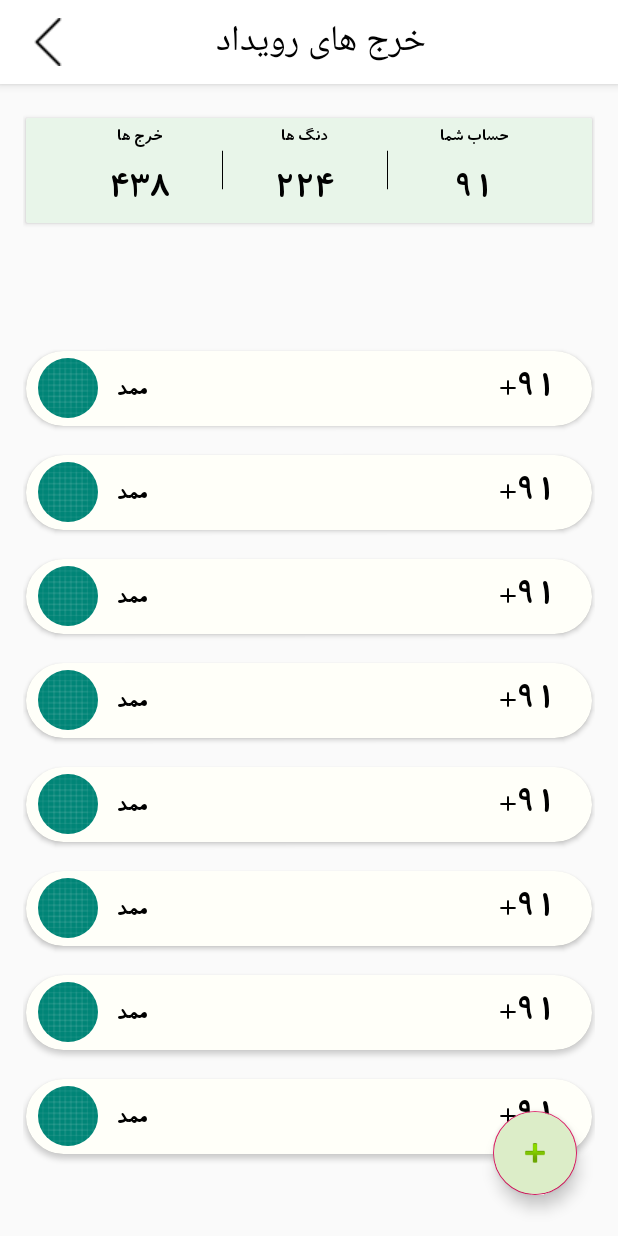
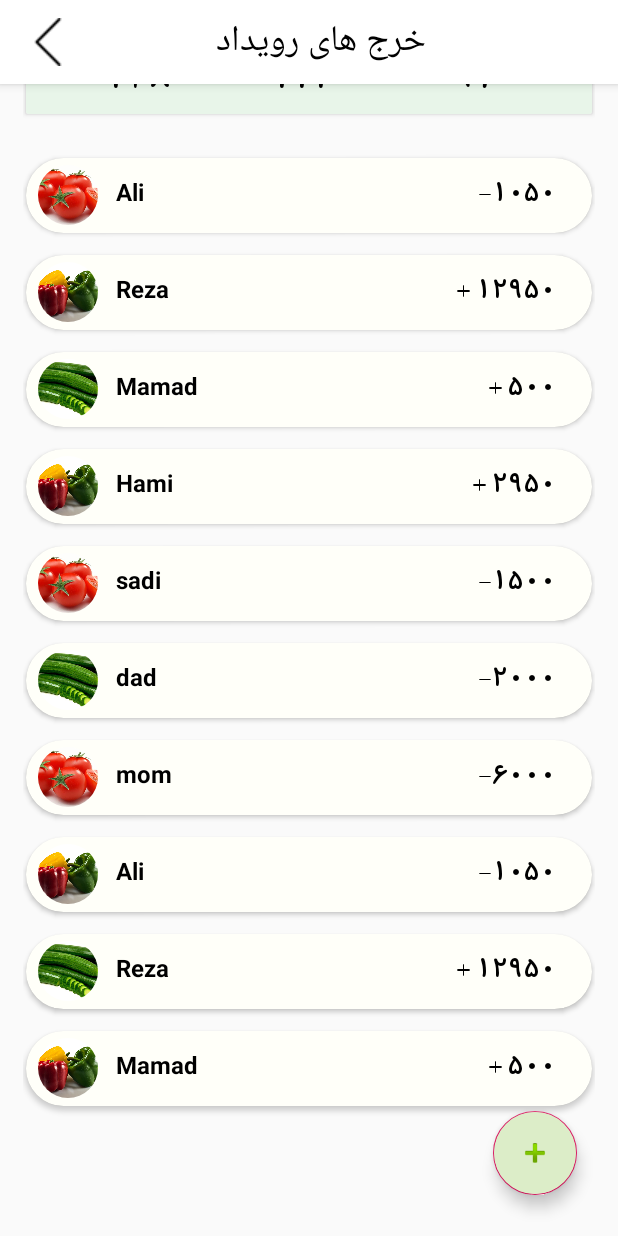
Before and after one commit to Blue-Dragon/PedarKharj, an Android app: the screen it shows after launch (MainActivity), on a phone screen of 412 x 824 dp. Run offline under Robolectric (Android 15) with nearby library versions, the light colour scheme and no system bars; our stand-ins replace CircleImageView.

Commit message:
add participant lists as recyclerView + adapter

```diff
--- a/app/src/main/java/com/example/pedarkharj_edit2/MainActivity.java
+++ b/app/src/main/java/com/example/pedarkharj_edit2/MainActivity.java
@@ -1,13 +1,29 @@
 package com.example.pedarkharj_edit2;
 
+import android.content.Context;
+import android.content.res.Resources;
+import android.graphics.Bitmap;
+import android.graphics.BitmapFactory;
+import android.graphics.drawable.Drawable;
 import android.support.design.widget.FloatingActionButton;
 import android.support.design.widget.Snackbar;
 import android.support.v7.app.AppCompatActivity;
 import android.os.Bundle;
+import android.support.v7.widget.LinearLayoutManager;
+import android.support.v7.widget.RecyclerView;
 import android.support.v7.widget.Toolbar;
 import android.view.View;
 
+import com.example.pedarkharj_edit2.classes.Participant;
+import com.example.pedarkharj_edit2.classes.ParticipantAdaptor;
+
+import java.util.ArrayList;
+
 public class MainActivity extends AppCompatActivity {
+    RecyclerView recyclerView;
+    ArrayList<Participant> participants;
+    ParticipantAdaptor adaptor;
+    Context mContext = this;
 
     @Override
     protected void onCreate(Bundle savedInstanceState) {
@@ -26,5 +42,34 @@ public class MainActivity extends AppCompatActivity {
             }
         });
 
+
+        //recyclerView
+        recyclerView = findViewById(R.id.rv_partice_expenses);
+        //
+        participants = new ArrayList<Participant>();
+        participants.add(new Participant(drawableToBitmap(R.drawable.q), "Ali", 1000, 2050));
+        participants.add(new Participant(drawableToBitmap(R.drawable.w), "Reza", 15000, 2050));
+        participants.add(new Participant(drawableToBitmap(R.drawable.r), "Mamad", 1000, 500));
+        participants.add(new Participant(drawableToBitmap(R.drawable.w), "Hami", 5000, 2050));
+        participants.add(new Participant(drawableToBitmap(R.drawable.q), "sadi", 1000, 2500));
+        participants.add(new Participant(drawableToBitmap(R.drawable.r), "dad", 0, 2000));
+        participants.add(new Participant(drawableToBitmap(R.drawable.q), "mom", 0, 6000));
+        participants.add(new Participant(drawableToBitmap(R.drawable.w), "Ali", 1000, 2050));
+        participants.add(new Participant(drawableToBitmap(R.drawable.r), "Reza", 15000, 2050));
+        participants.add(new Participant(drawableToBitmap(R.drawable.w), "Mamad", 1000, 500));
+        //
+        LinearLayoutManager linearLayoutManager = new LinearLayoutManager(mContext);
+        linearLayoutManager.setOrientation(LinearLayoutManager.VERTICAL);
+        recyclerView.setLayoutManager(linearLayoutManager);
+        //
+        adaptor = new ParticipantAdaptor(mContext, participants);
+        recyclerView.setAdapter(adaptor);
+
     }
+
+    Bitmap drawableToBitmap(int drawable){
+        Bitmap bitmap = BitmapFactory.decodeResource(getResources(), drawable);
+        return bitmap;
+    }
+
 }
--- a/app/src/main/java/com/example/pedarkharj_edit2/classes/Participant.java
+++ b/app/src/main/java/com/example/pedarkharj_edit2/classes/Participant.java
@@ -3,14 +3,14 @@ package com.example.pedarkharj_edit2.classes;
 import android.graphics.Bitmap;
 
 public class Participant {
-    private Bitmap profPic;
-    private String name;
-    private int expense, dong, result= expense-dong;
+    private Bitmap bitmap;
+    private String name, result;
+    private int expense, dong;
 
 
     //with pic
-    public Participant(Bitmap profPic, String name, int expense, int dong) {
-        this.profPic = profPic;
+    public Participant(Bitmap bitmap, String name, int expense, int dong) {
+        this.bitmap = bitmap;
         this.name = name;
         this.expense = expense;
         this.dong = dong;
@@ -23,11 +23,11 @@ public class Participant {
     }
 
 
-    public Bitmap getProfPic() {
-        return profPic;
+    public Bitmap getProfBitmap() {
+        return bitmap;
     }
-    public void setProfPic(Bitmap profPic) {
-        this.profPic = profPic;
+    public void setProfBitmap(Bitmap bitmap) {
+        this.bitmap = bitmap;
     }
     public String getName() {
         return name;
@@ -47,8 +47,11 @@ public class Participant {
     public void setDong(int dong) {
         this.dong = dong;
     }
-    public int getResult() {
-        return result;
+
+    public String getResult() {
+        if (expense-dong > 0)
+            return "+ "+ (expense-dong);
+        else  return String.valueOf(expense-dong);
     }
 
 }
--- a/app/src/main/java/com/example/pedarkharj_edit2/classes/ParticipantAdaptor.java
+++ b/app/src/main/java/com/example/pedarkharj_edit2/classes/ParticipantAdaptor.java
@@ -1,20 +1,46 @@
 package com.example.pedarkharj_edit2.classes;
 
+import android.content.Context;
 import android.support.annotation.NonNull;
 import android.support.v7.widget.RecyclerView;
+import android.view.LayoutInflater;
 import android.view.View;
 import android.view.ViewGroup;
-import android.widget.ImageView;
 import android.widget.TextView;
+import android.widget.Toast;
+
+import com.example.pedarkharj_edit2.R;
+
+import java.util.ArrayList;
+
+import de.hdodenhof.circleimageview.CircleImageView;
 
 public class ParticipantAdaptor extends RecyclerView.Adapter<ParticipantAdaptor.ViewHolder> {
+    ArrayList<Participant> participants;
+    Context mContext;
+    Class mClass;
 
-    public class ViewHolder extends RecyclerView.ViewHolder {
-        ImageView profImv;
+    public ParticipantAdaptor(Context mContext, ArrayList<Participant> participants) {
+        this.mContext = mContext;
+        this.participants = participants;
+    }
+
+
+
+    public class ViewHolder extends RecyclerView.ViewHolder implements View.OnClickListener {
+        CircleImageView profImv;
         TextView nameTv, resultTv;
 
         public ViewHolder(View itemView) {
             super(itemView);
+            profImv = itemView.findViewById(R.id.prof_pic);
+            nameTv = itemView.findViewById(R.id.partic_name);
+            resultTv = itemView.findViewById(R.id.partic_result_tv);
+        }
+
+        @Override
+        public void onClick(View view) {
+            Toast.makeText(mContext, (Integer.valueOf(view.getId())+1) + " clicked", Toast.LENGTH_SHORT).show();
         }
     }
 
@@ -22,17 +48,23 @@ public class ParticipantAdaptor extends RecyclerView.Adapter<ParticipantAdaptor.
     @NonNull
     @Override
     public ViewHolder onCreateViewHolder(@NonNull ViewGroup parent, int viewType) {
-        return null;
+        View view = LayoutInflater.from(parent.getContext()).inflate(R.layout.sample_participant, parent, false);
+        return new ViewHolder(view);
     }
 
     @Override
     public void onBindViewHolder(@NonNull ViewHolder holder, int position) {
+        Participant participant = participants.get(position);
 
+        holder.resultTv.setText(String.valueOf(participant.getResult()));
+        holder.nameTv.setText(participant.getName());
+        if (participant.getProfBitmap() !=null)
+            holder.profImv.setImageBitmap(participant.getProfBitmap());
     }
 
     @Override
     public int getItemCount() {
-        return 0;
+        return participants.size();
     }
 
 
--- a/app/src/main/res/layout/activity_main.xml
+++ b/app/src/main/res/layout/activity_main.xml
@@ -74,70 +74,12 @@ android:layout_gravity="center_horizontal">
         <include layout="@layout/sample_my_result"/>
         </RelativeLayout>
 
-        <RelativeLayout
-            android:id="@+id/a1"
-            android:layout_width="match_parent"
-            android:layout_height="wrap_content"
-            android:layout_below="@id/rv_expenses">
-            <include layout="@layout/sample_participant"/>
-        </RelativeLayout>
-        <RelativeLayout
-            android:id="@+id/a2"
-            android:layout_width="match_parent"
-            android:layout_height="wrap_content"
-            android:layout_below="@id/a1">
-            <include layout="@layout/sample_participant"/>
-        </RelativeLayout>
-        <RelativeLayout
-            android:id="@+id/a3"
-            android:layout_width="match_parent"
-            android:layout_height="wrap_content"
-            android:layout_below="@id/a2">
-            <include layout="@layout/sample_participant"/>
-        </RelativeLayout>
-        <RelativeLayout
-            android:id="@+id/a11"
-            android:layout_width="match_parent"
-            android:layout_height="wrap_content"
-            android:layout_below="@id/a3">
-            <include layout="@layout/sample_participant"/>
-        </RelativeLayout>
-        <RelativeLayout
-            android:id="@+id/a21"
-            android:layout_width="match_parent"
-            android:layout_height="wrap_content"
-            android:layout_below="@id/a11">
-            <include layout="@layout/sample_participant"/>
-        </RelativeLayout>
-        <RelativeLayout
-            android:id="@+id/a31"
-            android:layout_width="match_parent"
-            android:layout_height="wrap_content"
-            android:layout_below="@id/a21">
-            <include layout="@layout/sample_participant"/>
-        </RelativeLayout>
-            <RelativeLayout
-                android:id="@+id/a4"
-                android:layout_width="match_parent"
-                android:layout_height="wrap_content"
-                android:layout_below="@id/a31">
-                <include layout="@layout/sample_participant"/>
-            </RelativeLayout>
-            <RelativeLayout
-                android:id="@+id/a5"
-                android:layout_width="match_parent"
-                android:layout_height="wrap_content"
-                android:layout_below="@id/a4"
-                android:layout_marginBottom="50dp">
-                <include layout="@layout/sample_participant"/>
-        </RelativeLayout>
-
 
         <android.support.v7.widget.RecyclerView
-            android:id="@+id/rv_expenses"
+            android:id="@+id/rv_partice_expenses"
             android:layout_below="@id/rl_myresult"
             android:layout_marginTop="10dp"
-            android:layout_marginBottom="?attr/actionBarSize"
+            android:paddingBottom="130dp"
             android:layout_width="match_parent"
             android:layout_height="match_parent" />
 
--- a/app/src/main/res/layout/sample_my_result.xml
+++ b/app/src/main/res/layout/sample_my_result.xml
@@ -27,14 +27,14 @@
             android:layout_width="70dp"
             android:layout_height="44dp"
             android:layout_marginTop="9dp"
-            android:layout_toLeftOf="@+id/rv_my_result"
+            android:layout_toLeftOf="@+id/rl_my_result"
             android:layout_centerVertical="true"
             android:rotation="90"
             android:scaleY="0.2"
             card_view:srcCompat="@drawable/ic_remove_black_24dp" />
 
         <RelativeLayout
-            android:id="@+id/rv_my_result"
+            android:id="@+id/rl_my_result"
             android:layout_width="wrap_content"
             android:layout_height="wrap_content"
             android:layout_alignParentRight="true"
@@ -66,7 +66,7 @@
 
 
         <RelativeLayout
-            android:id="@+id/rv_my_dong"
+            android:id="@+id/rl_my_dong"
             android:layout_width="wrap_content"
             android:layout_height="wrap_content"
             android:layout_toLeftOf="@id/sep1"
@@ -97,7 +97,7 @@
         </RelativeLayout>
 
         <RelativeLayout
-            android:id="@+id/rv_my_expense"
+            android:id="@+id/rl_my_expense"
             android:layout_width="wrap_content"
             android:layout_height="wrap_content"
             android:layout_toLeftOf="@id/sep2"
@@ -133,7 +133,7 @@
             android:id="@+id/sep2"
             android:layout_width="70dp"
             android:layout_height="44dp"
-            android:layout_toLeftOf="@id/rv_my_dong"
+            android:layout_toLeftOf="@id/rl_my_dong"
             android:layout_centerVertical="true"
             android:rotation="90"
             android:scaleY="0.2"
--- a/app/src/main/res/layout/sample_participant.xml
+++ b/app/src/main/res/layout/sample_participant.xml
@@ -7,7 +7,7 @@
     android:layout_marginRight="2dp"
     android:layout_marginLeft="2dp"
     android:layout_marginTop="7dp"
-    android:layout_marginBottom="12dp"
+    android:layout_marginBottom="7dp"
     android:elevation="8dp"
     card_view:cardCornerRadius="25dp">
 
@@ -31,6 +31,7 @@
             android:layout_centerVertical="true">
 
             <de.hdodenhof.circleimageview.CircleImageView
+                android:id="@+id/prof_pic"
                 android:layout_width="40dp"
                 android:layout_height="40dp"
                 android:src="@drawable/ic_launcher_background"/>
@@ -46,7 +47,7 @@
             android:layout_centerVertical="true">
 
             <TextView
-                android:id="@+id/tv_title_my_dong"
+                android:id="@+id/partic_name"
                 android:layout_width="wrap_content"
                 android:layout_height="wrap_content"
                 android:layout_above="@id/tv_my_dong"
@@ -59,7 +60,7 @@
         </RelativeLayout>
 
         <RelativeLayout
-            android:id="@+id/rv_my_result"
+            android:id="@+id/rl_my_result"
             android:layout_width="wrap_content"
             android:layout_height="wrap_content"
             android:layout_alignParentRight="true"
@@ -68,7 +69,7 @@
             android:layout_centerVertical="true">
 
             <TextView
-                android:id="@+id/tv_my_result"
+                android:id="@+id/partic_result_tv"
                 android:layout_width="wrap_content"
                 android:layout_height="wrap_content"
                 android:fontFamily="@font/b_koodak"
@@ -76,7 +77,7 @@
                 android:layout_centerHorizontal="true"
                 android:text="+91"
                 android:textColor="#000000"
-                android:textSize="24sp" />
+                android:textSize="20sp" />
 
         </RelativeLayout>
 
```
Also changed, not shown: app/src/main/res/drawable/q.jpeg (added), app/src/main/res/drawable/r.jpeg (added), app/src/main/res/drawable/w.jpeg (added).
